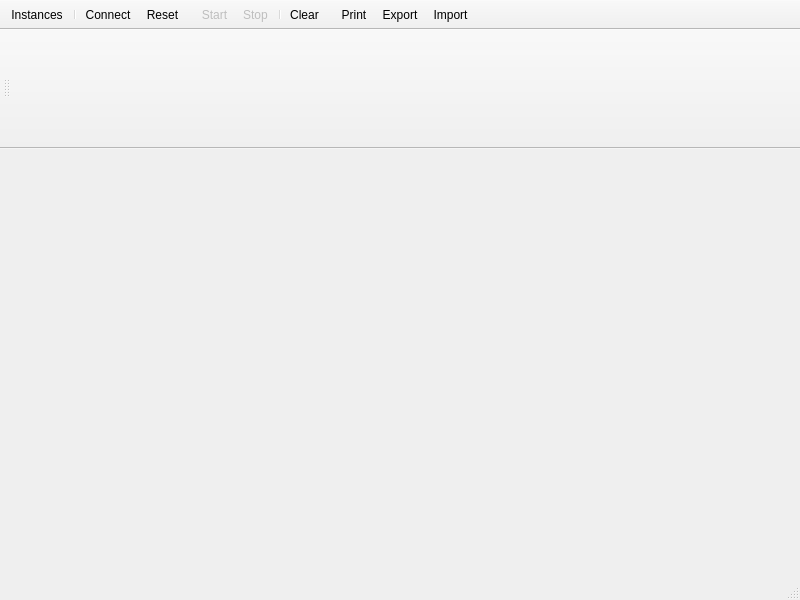
tuxmaster/QtDMM, file src/ui/uimainwin.ui: the form before one commit.
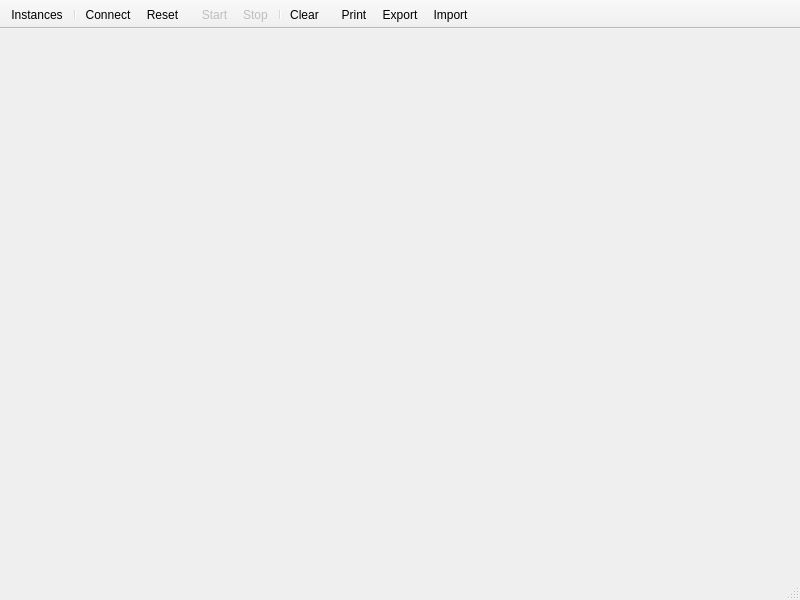
The form after the commit. Icons and pictures are not drawn.

Commit message: Redraw the digital display as an LCD panel in a dock

Diff of the .ui file:
```diff
--- a/src/ui/uimainwin.ui
+++ b/src/ui/uimainwin.ui
@@ -116,38 +116,6 @@
     <bool>false</bool>
    </attribute>
   </widget>
-  <widget class="QToolBar" name="toolBarDisplay">
-   <property name="sizePolicy">
-    <sizepolicy hsizetype="MinimumExpanding" vsizetype="MinimumExpanding">
-     <horstretch>0</horstretch>
-     <verstretch>0</verstretch>
-    </sizepolicy>
-   </property>
-   <property name="minimumSize">
-    <size>
-     <width>50</width>
-     <height>120</height>
-    </size>
-   </property>
-   <property name="windowTitle">
-    <string>Display</string>
-   </property>
-   <property name="movable">
-    <bool>true</bool>
-   </property>
-   <property name="allowedAreas">
-    <set>Qt::AllToolBarAreas</set>
-   </property>
-   <property name="floatable">
-    <bool>true</bool>
-   </property>
-   <attribute name="toolBarArea">
-    <enum>TopToolBarArea</enum>
-   </attribute>
-   <attribute name="toolBarBreak">
-    <bool>true</bool>
-   </attribute>
-  </widget>
   <action name="action_Export">
    <property name="icon">
     <iconset theme="document-save" resource="../resources.qrc">
```
The commit also changes 79 other files.
